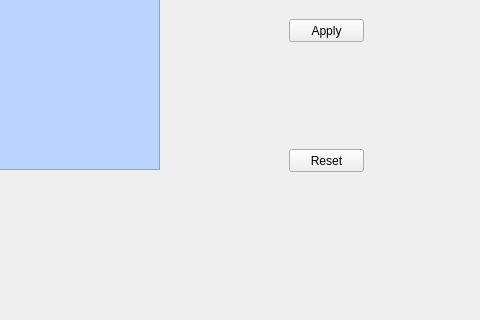
kostichs/battleship, file developing/multiwindows/ShipGenerationWindow.ui: the form before one commit; both pictures show x 291 to 771 and y 211 to 531 of the 771 by 696 pixel window.
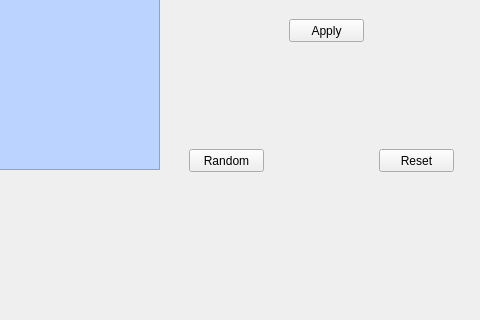
The form after the commit.

Commit message: Added random function and button

The edit to the form file:
```diff
--- a/developing/multiwindows/ShipGenerationWindow.ui
+++ b/developing/multiwindows/ShipGenerationWindow.ui
@@ -123,7 +123,7 @@
   <widget class="QPushButton" name="reset_btn">
    <property name="geometry">
     <rect>
-     <x>580</x>
+     <x>670</x>
      <y>360</y>
      <width>75</width>
      <height>23</height>
@@ -133,6 +133,19 @@
     <string>Reset</string>
    </property>
   </widget>
+  <widget class="QPushButton" name="random_btn">
+   <property name="geometry">
+    <rect>
+     <x>480</x>
+     <y>360</y>
+     <width>75</width>
+     <height>23</height>
+    </rect>
+   </property>
+   <property name="text">
+    <string>Random</string>
+   </property>
+  </widget>
  </widget>
  <resources/>
  <connections/>
```
The commit also changes 2 other files.
